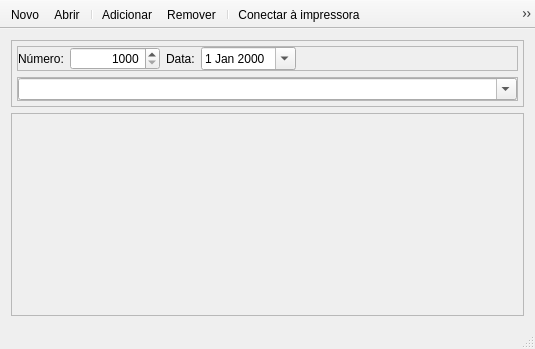
This is mainwindow.ui in leidensj/BKVale as Qt 5 draws it before an edit. The edited form follows.
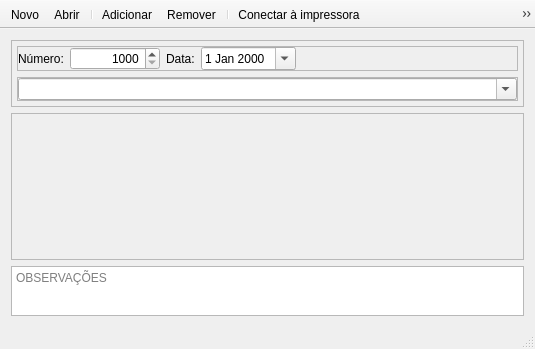
This is the edited form. Icons and pictures are not drawn.

Commit message: qassert no frame

Diff of the .ui file:
```diff
--- a/mainwindow.ui
+++ b/mainwindow.ui
@@ -221,6 +221,28 @@
       </layout>
      </widget>
     </item>
+    <item>
+     <widget class="QPlainTextEdit" name="plainTextEdit">
+      <property name="minimumSize">
+       <size>
+        <width>0</width>
+        <height>50</height>
+       </size>
+      </property>
+      <property name="maximumSize">
+       <size>
+        <width>16777215</width>
+        <height>50</height>
+       </size>
+      </property>
+      <property name="backgroundVisible">
+       <bool>false</bool>
+      </property>
+      <property name="placeholderText">
+       <string>OBSERVAÇÕES</string>
+      </property>
+     </widget>
+    </item>
    </layout>
   </widget>
   <widget class="QToolBar" name="mainToolBar">
```
The commit also changes 1 other file.
